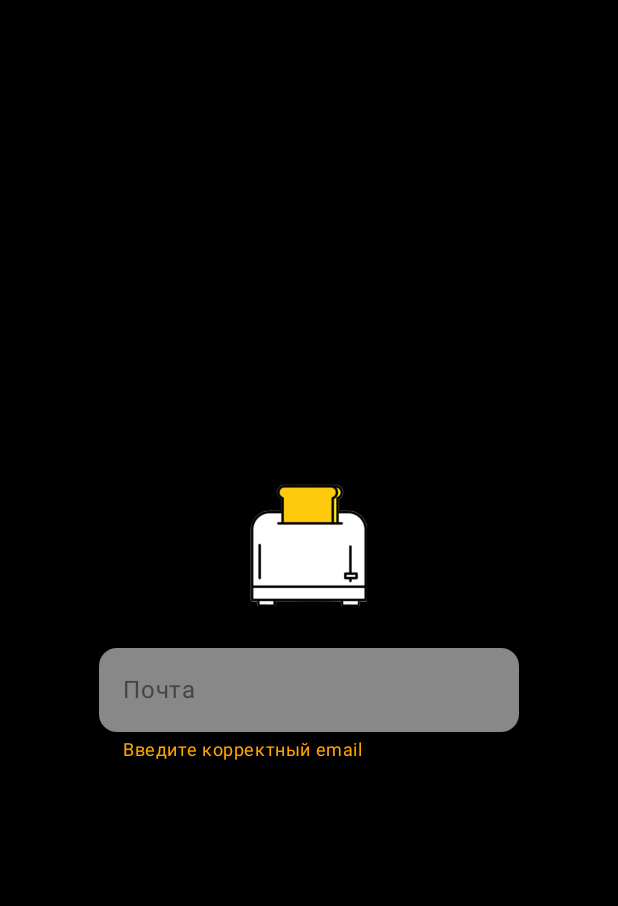
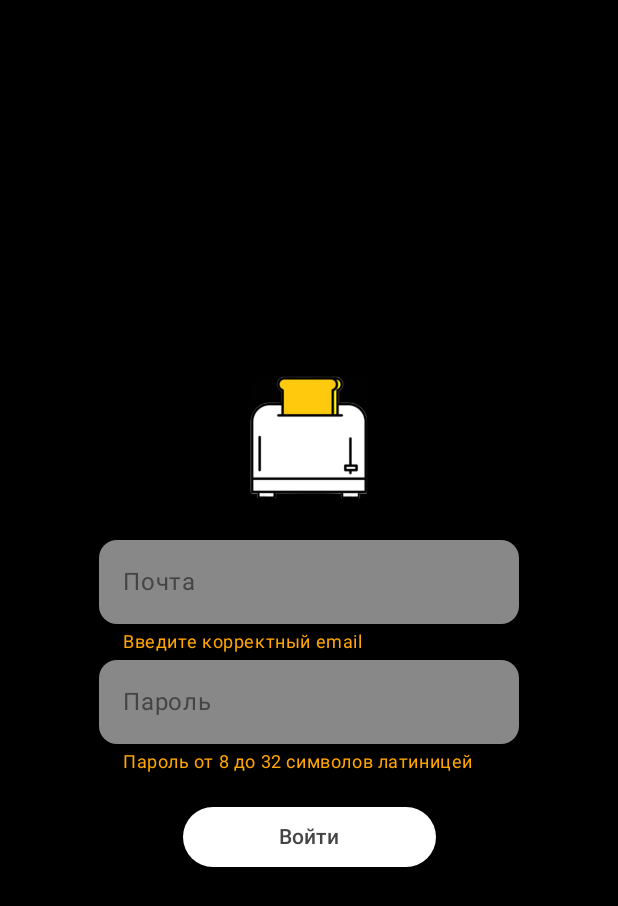
Before and after one commit to Sos0Burger/ToasterApp, an Android app built with Jetpack Compose: the @Preview function LoginScreenPreview, on a phone screen of 412 x 824 dp. Shown: the top 906 px of the screen. Run offline under Robolectric (Android 15) with nearby library versions, the phone set to English and light mode, and no system bars.

Commit message:
Экран входа с красотой

```diff
--- a/app/src/main/java/com/messenger/messengerapp/screen/LoginScreen.kt
+++ b/app/src/main/java/com/messenger/messengerapp/screen/LoginScreen.kt
@@ -2,11 +2,18 @@ package com.messenger.messengerapp.screen
 
 import androidx.compose.foundation.layout.Arrangement
 import androidx.compose.foundation.layout.Column
+import androidx.compose.foundation.layout.PaddingValues
 import androidx.compose.foundation.layout.Spacer
 import androidx.compose.foundation.layout.fillMaxSize
 import androidx.compose.foundation.layout.padding
+import androidx.compose.foundation.layout.size
+import androidx.compose.material3.ButtonDefaults
+import androidx.compose.material3.CircularProgressIndicator
 import androidx.compose.material3.Surface
+import androidx.compose.material3.Text
+import androidx.compose.material3.TextButton
 import androidx.compose.runtime.Composable
+import androidx.compose.runtime.MutableState
 import androidx.compose.runtime.mutableStateOf
 import androidx.compose.runtime.remember
 import androidx.compose.ui.Alignment
@@ -14,6 +21,7 @@ import androidx.compose.ui.Modifier
 import androidx.compose.ui.graphics.Color
 import androidx.compose.ui.tooling.preview.Preview
 import androidx.compose.ui.unit.dp
+import com.messenger.messengerapp.ui.theme.Orange
 
 @Composable
 fun LoginScreen(onNavigateToMainScreen: () -> Unit) {
@@ -21,6 +29,9 @@ fun LoginScreen(onNavigateToMainScreen: () -> Unit) {
         mutableStateOf(true)
     }
     val email = remember {
+        mutableStateOf("")
+    }
+    val password = remember {
         mutableStateOf("")
     }
     Column(
@@ -32,9 +43,39 @@ fun LoginScreen(onNavigateToMainScreen: () -> Unit) {
         Spacer(modifier = Modifier.padding(top = 16.dp))
 
         EmailInput(email = email, inputEnabled){}
+
+        PasswordInput(password = password, inputEnabled = inputEnabled ) {}
+
+        Spacer(modifier = Modifier.padding(top = 16.dp))
+
+        LoginScreenButton(inputEnabled = inputEnabled)
+
     }
 }
+@Composable
+fun LoginScreenButton(inputEnabled: MutableState<Boolean>) {
+    TextButton(
+        onClick = {
+                  inputEnabled.value = false
+                  /*TODO*/ },
+        contentPadding = PaddingValues(start = 64.dp, end = 64.dp),
+        enabled = inputEnabled.value,
+        colors = ButtonDefaults.buttonColors(
+            containerColor = Color.White,
+            contentColor = Color.DarkGray,
+            disabledContentColor = Color.Gray,
+            disabledContainerColor = Color.DarkGray
+        )
+    ) {
+        if(inputEnabled.value){
+            Text(text = "Войти")
+        }
+        else{
+            CircularProgressIndicator(modifier = Modifier.size(24.dp, 24.dp), color = Orange)
+        }
 
+    }
+}
 @Preview(showBackground = true)
 @Composable
 fun LoginScreenPreview() {
```
Also changed, not shown: app/src/main/java/com/messenger/messengerapp/screen/RegistrationScreen.kt (+4 -5 lines).
